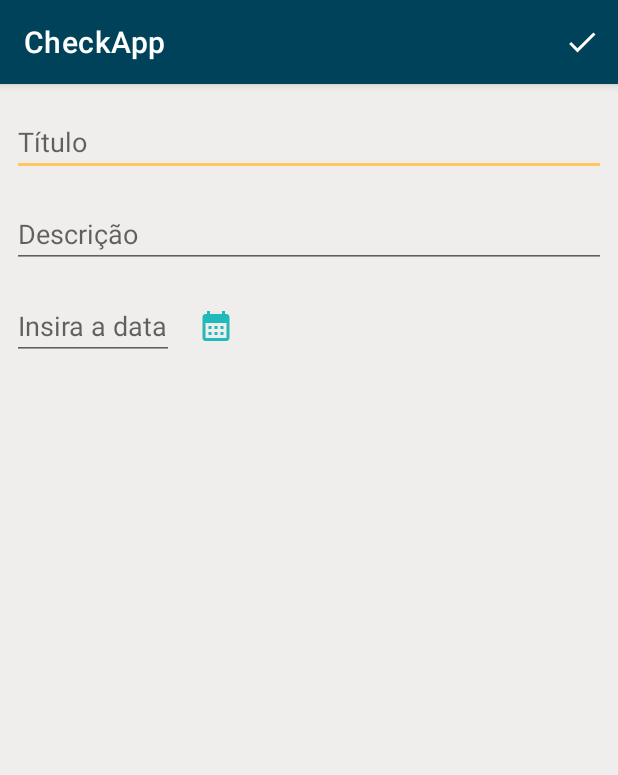
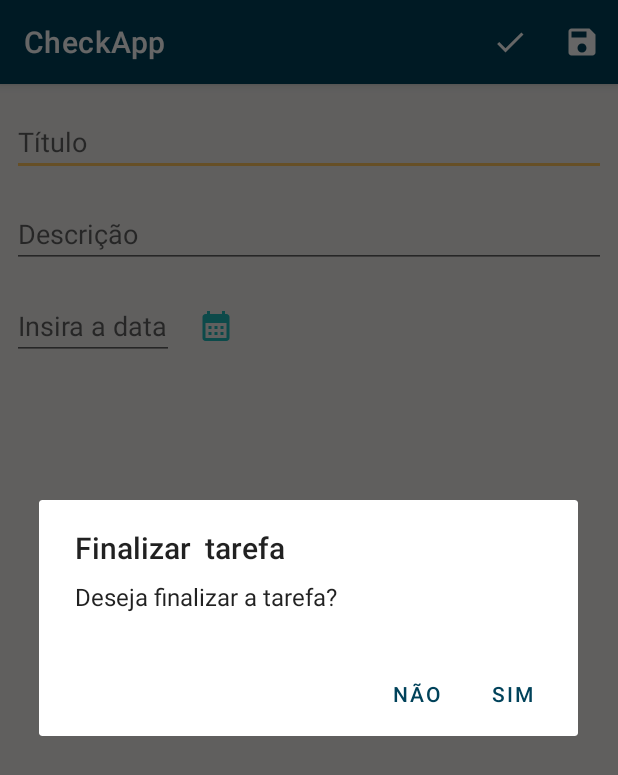
Before and after one commit to Patrick-Rafael/App-Anotado, an Android app: the AddCheckActivity screen opened directly, with no data from a screen before it, after a tap on "Salvar", on a phone screen of 412 x 824 dp. Shown: the top 775 px of the screen. Run offline under Robolectric (Android 15) with nearby library versions, the phone set to English and light mode, and no system bars.

Commit message:
Removendo Tarefas

```diff
--- a/app/src/main/java/com/example/checkapp/model/view/AddCheckActivity.java
+++ b/app/src/main/java/com/example/checkapp/model/view/AddCheckActivity.java
@@ -3,7 +3,9 @@ package com.example.checkapp.model.view;
 import androidx.annotation.NonNull;
 import androidx.appcompat.app.AppCompatActivity;
 
+import android.app.AlertDialog;
 import android.app.DatePickerDialog;
+import android.content.DialogInterface;
 import android.os.Bundle;
 import android.view.Menu;
 import android.view.MenuItem;
@@ -58,9 +60,35 @@ public class AddCheckActivity extends AppCompatActivity {
 
         switch (item.getItemId()) {
             case R.id.itemSalvar:
+                saveCheck();
+                break;
 
-                saveCheck();
+            case R.id.itemFinalizar:
+                AlertDialog.Builder alertFinalizar = new AlertDialog.Builder(AddCheckActivity.this);
 
+                alertFinalizar.setTitle("Finalizar  tarefa");
+                alertFinalizar.setMessage("Deseja finalizar a tarefa?");
+                alertFinalizar.setPositiveButton("Sim", new DialogInterface.OnClickListener() {
+                    @Override
+                    public void onClick(DialogInterface dialogInterface, int i) {
+
+                        CheckDAO checkDAO = new CheckDAO(getApplicationContext());
+
+                        if(checkDAO.delete(checkAtual)){
+                            finish();
+                            Toast.makeText(getApplicationContext(), "Sucesso ao excluir Tarefa", Toast.LENGTH_SHORT).show();
+                        }else{
+
+                            Toast.makeText(getApplicationContext(), "Sucesso ao excluir Tarefa", Toast.LENGTH_SHORT).show();
+
+                        }
+
+                    }
+                });
+
+                alertFinalizar.setNegativeButton("Não" , null );
+                alertFinalizar.setCancelable(true);
+                alertFinalizar.create().show();
 
                 break;
 
@@ -105,7 +133,6 @@ public class AddCheckActivity extends AppCompatActivity {
 
 
         } else {
-
 
             if (!checkName.isEmpty()) {
                 if (!checkDescription.isEmpty()) {
--- /dev/null
+++ b/app/src/main/res/drawable/ic_baseline_save_24.xml
@@ -0,0 +1,5 @@
+<vector android:height="24dp" android:tint="#FFFFFF"
+    android:viewportHeight="24" android:viewportWidth="24"
+    android:width="24dp" xmlns:android="http://schemas.android.com/apk/res/android">
+    <path android:fillColor="@android:color/white" android:pathData="M17,3L5,3c-1.11,0 -2,0.9 -2,2v14c0,1.1 0.89,2 2,2h14c1.1,0 2,-0.9 2,-2L21,7l-4,-4zM12,19c-1.66,0 -3,-1.34 -3,-3s1.34,-3 3,-3 3,1.34 3,3 -1.34,3 -3,3zM15,9L5,9L5,5h10v4z"/>
+</vector>
--- /dev/null
+++ b/app/src/main/res/drawable/ic_checkbox.xml
@@ -0,0 +1,5 @@
+<vector android:height="24dp" android:tint="#057615"
+    android:viewportHeight="24" android:viewportWidth="24"
+    android:width="24dp" xmlns:android="http://schemas.android.com/apk/res/android">
+    <path android:fillColor="@android:color/white" android:pathData="M19,3L5,3c-1.11,0 -2,0.9 -2,2v14c0,1.1 0.89,2 2,2h14c1.11,0 2,-0.9 2,-2L21,5c0,-1.1 -0.89,-2 -2,-2zM10,17l-5,-5 1.41,-1.41L10,14.17l7.59,-7.59L19,8l-9,9z"/>
+</vector>
--- a/app/src/main/res/layout/activity_add_check.xml
+++ b/app/src/main/res/layout/activity_add_check.xml
@@ -51,5 +51,4 @@
         app:srcCompat="@drawable/ic_calendar" />
 
 
-
 </androidx.constraintlayout.widget.ConstraintLayout>
--- a/app/src/main/res/menu/menu_add_check.xml
+++ b/app/src/main/res/menu/menu_add_check.xml
@@ -3,10 +3,17 @@
     xmlns:app="http://schemas.android.com/apk/res-auto">
 
     <item
-        android:id="@+id/itemSalvar"
+        android:id="@+id/itemFinalizar"
         android:title="Salvar"
         app:showAsAction="always"
         android:icon="@drawable/ic_check"
         />
 
+    <item
+        android:id="@+id/itemSalvar"
+        android:title="Salvar"
+        app:showAsAction="always"
+        android:icon="@drawable/ic_baseline_save_24"
+        />
+
 </menu>
```
Also changed, not shown: app/src/main/java/com/example/checkapp/helper/CheckDAO.java (+15 -1 lines), app/src/main/res/layout/item_checks.xml (+0 -16 lines).
